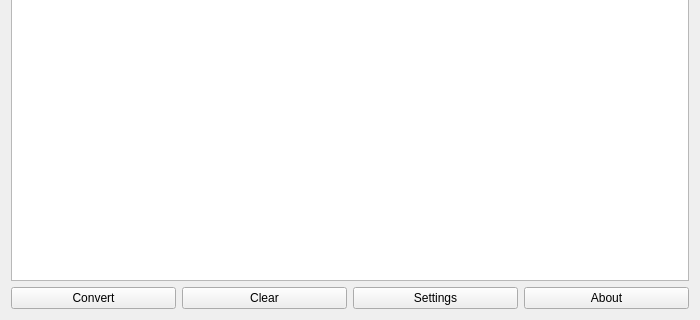
Before: the Qt Designer form src/mainwindow.ui in Bleuzen/FFaudioConverter, drawn with Qt 5; both pictures show x 0 to 700 and y 180 to 500 of the 700 by 500 pixel window.
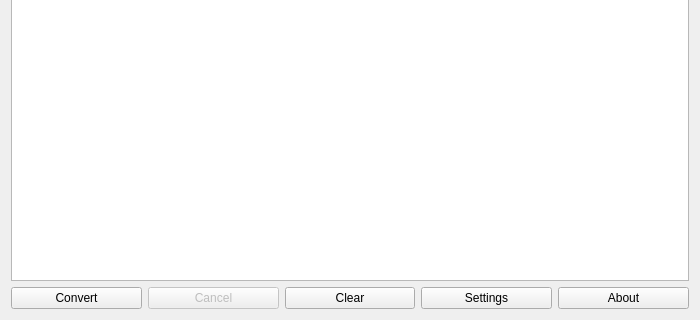
After: the same form once the commit is applied.

Commit message: added Cancel button

Patch:
```diff
--- a/src/mainwindow.ui
+++ b/src/mainwindow.ui
@@ -44,6 +44,16 @@
         </property>
        </widget>
       </item>
+      <item>
+       <widget class="QPushButton" name="pushButton_Cancel">
+        <property name="enabled">
+         <bool>false</bool>
+        </property>
+        <property name="text">
+         <string>Cancel</string>
+        </property>
+       </widget>
+      </item>
       <item>
        <widget class="QPushButton" name="pushButton_Clear">
         <property name="text">
```
The commit also changes 2 other files.
